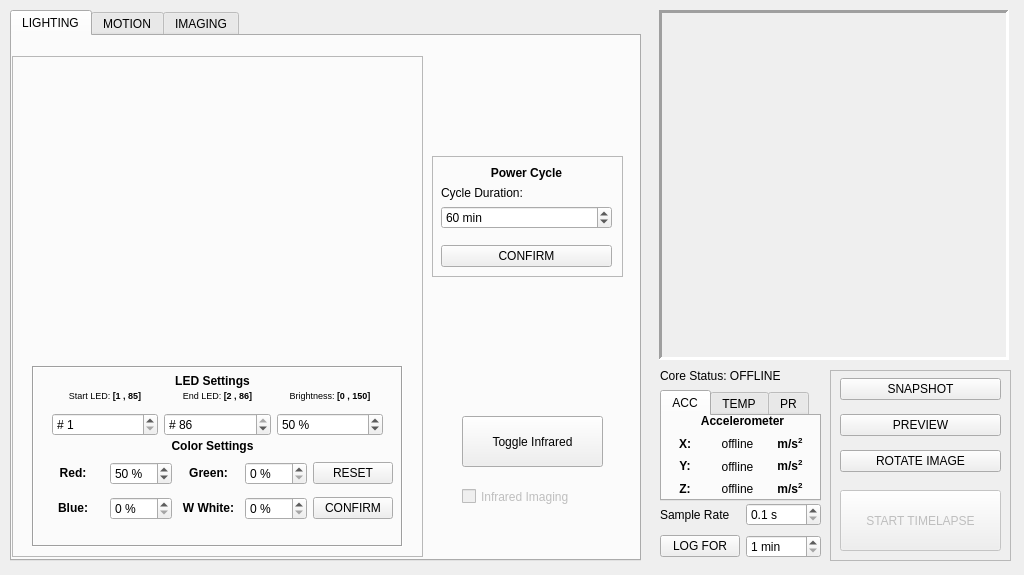
CoCl-Jerry/SciSpin_Max_Dev, file _ui/Clinostat.ui: the form before one commit.
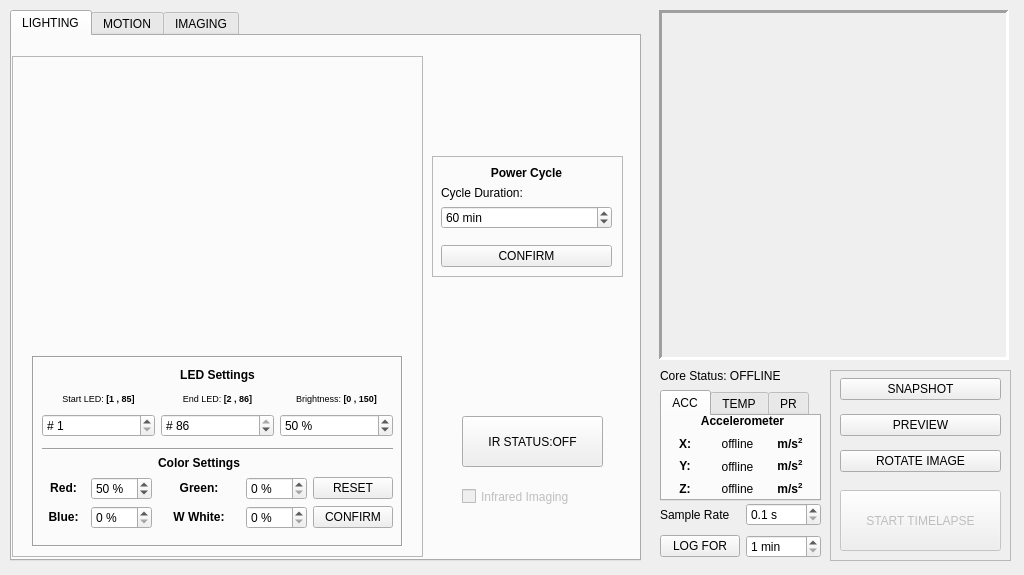
The form after the commit. Icons and pictures are not drawn.

The edit to the form file:
```diff
--- a/_ui/Clinostat.ui
+++ b/_ui/Clinostat.ui
@@ -89,10 +89,10 @@
       <widget class="QLabel" name="coreImage">
        <property name="geometry">
         <rect>
-         <x>65</x>
+         <x>70</x>
          <y>15</y>
-         <width>280</width>
-         <height>280</height>
+         <width>270</width>
+         <height>270</height>
         </rect>
        </property>
        <property name="frameShape">
@@ -115,9 +115,9 @@
        <property name="geometry">
         <rect>
          <x>20</x>
-         <y>310</y>
+         <y>300</y>
          <width>371</width>
-         <height>181</height>
+         <height>191</height>
         </rect>
        </property>
        <property name="frameShape">
@@ -126,143 +126,18 @@
        <property name="frameShadow">
         <enum>QFrame::Sunken</enum>
        </property>
-       <widget class="QLabel" name="Address_label">
-        <property name="geometry">
-         <rect>
-          <x>110</x>
-          <y>0</y>
-          <width>141</width>
-          <height>31</height>
-         </rect>
-        </property>
-        <property name="text">
-         <string>&lt;html&gt;&lt;head/&gt;&lt;body&gt;&lt;p align=&quot;center&quot;&gt;&lt;span style=&quot; font-weight:600;&quot;&gt;LED Settings&lt;/span&gt;&lt;/p&gt;&lt;/body&gt;&lt;/html&gt;</string>
-        </property>
-       </widget>
-       <widget class="QLabel" name="color_label">
-        <property name="geometry">
-         <rect>
-          <x>110</x>
-          <y>65</y>
-          <width>141</width>
-          <height>31</height>
-         </rect>
-        </property>
-        <property name="text">
-         <string>&lt;html&gt;&lt;head/&gt;&lt;body&gt;&lt;p align=&quot;center&quot;&gt;&lt;span style=&quot; font-weight:600;&quot;&gt;Color Settings&lt;/span&gt;&lt;/p&gt;&lt;/body&gt;&lt;/html&gt;</string>
-        </property>
-       </widget>
-       <widget class="QWidget" name="horizontalLayoutWidget_4">
-        <property name="geometry">
-         <rect>
-          <x>20</x>
-          <y>19</y>
-          <width>331</width>
-          <height>51</height>
-         </rect>
-        </property>
-        <layout class="QHBoxLayout" name="horizontalLayout_5">
-         <item>
-          <layout class="QVBoxLayout" name="verticalLayout_14">
-           <item>
-            <widget class="QLabel" name="Start_label">
-             <property name="text">
-              <string>&lt;html&gt;&lt;head/&gt;&lt;body&gt;&lt;p align=&quot;center&quot;&gt;&lt;span style=&quot; font-size:7pt;&quot;&gt;Start LED: &lt;/span&gt;&lt;span style=&quot; font-size:7pt; font-weight:600;&quot;&gt;[1 , 85]&lt;/span&gt;&lt;/p&gt;&lt;/body&gt;&lt;/html&gt;</string>
-             </property>
-            </widget>
-           </item>
-           <item>
-            <widget class="QSpinBox" name="Start_spinBox">
-             <property name="toolTip">
-              <string>The first LED that you wish to control [1,84]</string>
-             </property>
-             <property name="prefix">
-              <string># </string>
-             </property>
-             <property name="minimum">
-              <number>1</number>
-             </property>
-             <property name="maximum">
-              <number>85</number>
-             </property>
-            </widget>
-           </item>
-          </layout>
-         </item>
-         <item>
-          <layout class="QVBoxLayout" name="verticalLayout_15">
-           <item>
-            <widget class="QLabel" name="Start_label_3">
-             <property name="text">
-              <string>&lt;html&gt;&lt;head/&gt;&lt;body&gt;&lt;p align=&quot;center&quot;&gt;&lt;span style=&quot; font-size:7pt;&quot;&gt;End LED: &lt;/span&gt;&lt;span style=&quot; font-size:7pt; font-weight:600;&quot;&gt;[2 , 86]&lt;/span&gt;&lt;/p&gt;&lt;/body&gt;&lt;/html&gt;</string>
-             </property>
-            </widget>
-           </item>
-           <item>
-            <widget class="QSpinBox" name="End_spinBox">
-             <property name="toolTip">
-              <string>The Last LED that you wish to control [2,84]</string>
-             </property>
-             <property name="prefix">
-              <string># </string>
-             </property>
-             <property name="minimum">
-              <number>2</number>
-             </property>
-             <property name="maximum">
-              <number>86</number>
-             </property>
-             <property name="value">
-              <number>86</number>
-             </property>
-            </widget>
-           </item>
-          </layout>
-         </item>
-         <item>
-          <layout class="QVBoxLayout" name="verticalLayout_16">
-           <item>
-            <widget class="QLabel" name="BRT_lable">
-             <property name="text">
-              <string>&lt;html&gt;&lt;head/&gt;&lt;body&gt;&lt;p align=&quot;center&quot;&gt;&lt;span style=&quot; font-size:7pt;&quot;&gt;Brightness: &lt;/span&gt;&lt;span style=&quot; font-size:7pt; font-weight:600;&quot;&gt;[0 , 150]&lt;/span&gt;&lt;/p&gt;&lt;/body&gt;&lt;/html&gt;</string>
-             </property>
-            </widget>
-           </item>
-           <item>
-            <widget class="QSpinBox" name="BRT_spinBox">
-             <property name="toolTip">
-              <string>General Brightness of all visible light LEDs, internal temperature may rise if both the number of LEDs and the brightness are set high</string>
-             </property>
-             <property name="suffix">
-              <string> %</string>
-             </property>
-             <property name="minimum">
-              <number>1</number>
-             </property>
-             <property name="maximum">
-              <number>150</number>
-             </property>
-             <property name="value">
-              <number>50</number>
-             </property>
-            </widget>
-           </item>
-          </layout>
-         </item>
-        </layout>
-       </widget>
        <widget class="QWidget" name="gridLayoutWidget">
         <property name="geometry">
          <rect>
           <x>10</x>
-          <y>90</y>
+          <y>100</y>
           <width>351</width>
-          <height>71</height>
+          <height>73</height>
          </rect>
         </property>
         <layout class="QGridLayout" name="gridLayout">
-         <item row="1" column="1">
-          <widget class="QSpinBox" name="B_spinBox">
+         <item row="2" column="3">
+          <widget class="QSpinBox" name="W_spinBox">
            <property name="toolTip">
             <string>Blue Color Intensity</string>
            </property>
@@ -274,14 +149,41 @@
            </property>
           </widget>
          </item>
-         <item row="1" column="2">
+         <item row="2" column="2">
           <widget class="QLabel" name="W_label">
            <property name="text">
             <string>&lt;html&gt;&lt;head/&gt;&lt;body&gt;&lt;p align=&quot;center&quot;&gt;&lt;span style=&quot; font-weight:600;&quot;&gt;W White:&lt;/span&gt;&lt;/p&gt;&lt;/body&gt;&lt;/html&gt;</string>
            </property>
           </widget>
          </item>
-         <item row="0" column="1">
+         <item row="1" column="0">
+          <widget class="QLabel" name="R_label">
+           <property name="text">
+            <string>&lt;html&gt;&lt;head/&gt;&lt;body&gt;&lt;p align=&quot;center&quot;&gt;&lt;span style=&quot; font-weight:600;&quot;&gt;Red:&lt;/span&gt;&lt;/p&gt;&lt;/body&gt;&lt;/html&gt;</string>
+           </property>
+          </widget>
+         </item>
+         <item row="2" column="0">
+          <widget class="QLabel" name="B_label">
+           <property name="text">
+            <string>&lt;html&gt;&lt;head/&gt;&lt;body&gt;&lt;p align=&quot;center&quot;&gt;&lt;span style=&quot; font-weight:600;&quot;&gt;Blue:&lt;/span&gt;&lt;/p&gt;&lt;/body&gt;&lt;/html&gt;</string>
+           </property>
+          </widget>
+         </item>
+         <item row="2" column="1">
+          <widget class="QSpinBox" name="B_spinBox">
+           <property name="toolTip">
+            <string>Blue Color Intensity</string>
+           </property>
+           <property name="suffix">
+            <string> %</string>
+           </property>
+           <property name="maximum">
+            <number>100</number>
+           </property>
+          </widget>
+         </item>
+         <item row="1" column="1">
           <widget class="QSpinBox" name="R_spinBox">
            <property name="toolTip">
             <string>Red Color Intensity</string>
@@ -297,20 +199,14 @@
            </property>
           </widget>
          </item>
+         <item row="1" column="2">
+          <widget class="QLabel" name="G_label">
+           <property name="text">
+            <string>&lt;html&gt;&lt;head/&gt;&lt;body&gt;&lt;p align=&quot;center&quot;&gt;&lt;span style=&quot; font-weight:600;&quot;&gt;Green:&lt;/span&gt;&lt;/p&gt;&lt;/body&gt;&lt;/html&gt;</string>
+           </property>
+          </widget>
+         </item>
          <item row="1" column="3">
-          <widget class="QSpinBox" name="W_spinBox">
-           <property name="toolTip">
-            <string>Warm White Color Intensity, note that at high brightnesses  warm white LEDs consume a considerable more amount of power than the other color LEDs</string>
-           </property>
-           <property name="suffix">
-            <string> %</string>
-           </property>
-           <property name="maximum">
-            <number>100</number>
-           </property>
-          </widget>
-         </item>
-         <item row="0" column="3">
           <widget class="QSpinBox" name="G_spinBox">
            <property name="toolTip">
             <string>Green Color Intensity</string>
@@ -323,17 +219,7 @@
            </property>
           </widget>
          </item>
-         <item row="0" column="4">
-          <widget class="QPushButton" name="light_Reset_pushButton">
-           <property name="toolTip">
-            <string>Turn off all LEDs and restore settings to default.</string>
-           </property>
-           <property name="text">
-            <string>RESET</string>
-           </property>
-          </widget>
-         </item>
-         <item row="1" column="4">
+         <item row="2" column="4">
           <widget class="QPushButton" name="light_Confirm_pushButton">
            <property name="toolTip">
             <string>Confirm current light settings.</string>
@@ -343,24 +229,127 @@
            </property>
           </widget>
          </item>
+         <item row="1" column="4">
+          <widget class="QPushButton" name="light_Reset_pushButton">
+           <property name="toolTip">
+            <string>Turn off all LEDs and restore settings to default.</string>
+           </property>
+           <property name="text">
+            <string>RESET</string>
+           </property>
+          </widget>
+         </item>
          <item row="0" column="2">
-          <widget class="QLabel" name="G_label">
+          <widget class="QLabel" name="color_label">
            <property name="text">
-            <string>&lt;html&gt;&lt;head/&gt;&lt;body&gt;&lt;p align=&quot;center&quot;&gt;&lt;span style=&quot; font-weight:600;&quot;&gt;Green:&lt;/span&gt;&lt;/p&gt;&lt;/body&gt;&lt;/html&gt;</string>
+            <string>&lt;html&gt;&lt;head/&gt;&lt;body&gt;&lt;p align=&quot;center&quot;&gt;&lt;span style=&quot; font-weight:600;&quot;&gt;Color Settings&lt;/span&gt;&lt;/p&gt;&lt;/body&gt;&lt;/html&gt;</string>
            </property>
           </widget>
          </item>
-         <item row="0" column="0">
-          <widget class="QLabel" name="R_label">
+        </layout>
+       </widget>
+       <widget class="Line" name="line_13">
+        <property name="geometry">
+         <rect>
+          <x>10</x>
+          <y>85</y>
+          <width>351</width>
+          <height>16</height>
+         </rect>
+        </property>
+        <property name="orientation">
+         <enum>Qt::Horizontal</enum>
+        </property>
+       </widget>
+       <widget class="QWidget" name="gridLayoutWidget_3">
+        <property name="geometry">
+         <rect>
+          <x>10</x>
+          <y>10</y>
+          <width>351</width>
+          <height>71</height>
+         </rect>
+        </property>
+        <layout class="QGridLayout" name="gridLayout_3">
+         <item row="2" column="1">
+          <widget class="QLabel" name="Start_label_3">
            <property name="text">
-            <string>&lt;html&gt;&lt;head/&gt;&lt;body&gt;&lt;p align=&quot;center&quot;&gt;&lt;span style=&quot; font-weight:600;&quot;&gt;Red:&lt;/span&gt;&lt;/p&gt;&lt;/body&gt;&lt;/html&gt;</string>
+            <string>&lt;html&gt;&lt;head/&gt;&lt;body&gt;&lt;p align=&quot;center&quot;&gt;&lt;span style=&quot; font-size:7pt;&quot;&gt;End LED: &lt;/span&gt;&lt;span style=&quot; font-size:7pt; font-weight:600;&quot;&gt;[2 , 86]&lt;/span&gt;&lt;/p&gt;&lt;/body&gt;&lt;/html&gt;</string>
            </property>
           </widget>
          </item>
-         <item row="1" column="0">
-          <widget class="QLabel" name="B_label">
+         <item row="2" column="0">
+          <widget class="QLabel" name="Start_label">
            <property name="text">
-            <string>&lt;html&gt;&lt;head/&gt;&lt;body&gt;&lt;p align=&quot;center&quot;&gt;&lt;span style=&quot; font-weight:600;&quot;&gt;Blue:&lt;/span&gt;&lt;/p&gt;&lt;/body&gt;&lt;/html&gt;</string>
+            <string>&lt;html&gt;&lt;head/&gt;&lt;body&gt;&lt;p align=&quot;center&quot;&gt;&lt;span style=&quot; font-size:7pt;&quot;&gt;Start LED: &lt;/span&gt;&lt;span style=&quot; font-size:7pt; font-weight:600;&quot;&gt;[1 , 85]&lt;/span&gt;&lt;/p&gt;&lt;/body&gt;&lt;/html&gt;</string>
+           </property>
+          </widget>
+         </item>
+         <item row="2" column="2">
+          <widget class="QLabel" name="BRT_lable">
+           <property name="text">
+            <string>&lt;html&gt;&lt;head/&gt;&lt;body&gt;&lt;p align=&quot;center&quot;&gt;&lt;span style=&quot; font-size:7pt;&quot;&gt;Brightness: &lt;/span&gt;&lt;span style=&quot; font-size:7pt; font-weight:600;&quot;&gt;[0 , 150]&lt;/span&gt;&lt;/p&gt;&lt;/body&gt;&lt;/html&gt;</string>
+           </property>
+          </widget>
+         </item>
+         <item row="1" column="1">
+          <widget class="QLabel" name="Address_label">
+           <property name="text">
+            <string>&lt;html&gt;&lt;head/&gt;&lt;body&gt;&lt;p align=&quot;center&quot;&gt;&lt;span style=&quot; font-weight:600;&quot;&gt;LED Settings&lt;/span&gt;&lt;/p&gt;&lt;/body&gt;&lt;/html&gt;</string>
+           </property>
+          </widget>
+         </item>
+         <item row="3" column="0">
+          <widget class="QSpinBox" name="Start_spinBox">
+           <property name="toolTip">
+            <string>The first LED that you wish to control [1,84]</string>
+           </property>
+           <property name="prefix">
+            <string># </string>
+           </property>
+           <property name="minimum">
+            <number>1</number>
+           </property>
+           <property name="maximum">
+            <number>85</number>
+           </property>
+          </widget>
+         </item>
+         <item row="3" column="1">
+          <widget class="QSpinBox" name="End_spinBox">
+           <property name="toolTip">
+            <string>The Last LED that you wish to control [2,84]</string>
+           </property>
+           <property name="prefix">
+            <string># </string>
+           </property>
+           <property name="minimum">
+            <number>2</number>
+           </property>
+           <property name="maximum">
+            <number>86</number>
+           </property>
+           <property name="value">
+            <number>86</number>
+           </property>
+          </widget>
+         </item>
+         <item row="3" column="2">
+          <widget class="QSpinBox" name="BRT_spinBox">
+           <property name="toolTip">
+            <string>General Brightness of all visible light LEDs, internal temperature may rise if both the number of LEDs and the brightness are set high</string>
+           </property>
+           <property name="suffix">
+            <string> %</string>
+           </property>
+           <property name="minimum">
+            <number>1</number>
+           </property>
+           <property name="maximum">
+            <number>150</number>
+           </property>
+           <property name="value">
+            <number>50</number>
            </property>
           </widget>
          </item>
@@ -462,7 +451,7 @@
        <string>Control Infrared LEDs</string>
       </property>
       <property name="text">
-       <string>Toggle Infrared</string>
+       <string>IR STATUS:OFF</string>
       </property>
      </widget>
      <widget class="QCheckBox" name="infraredImaging_checkBox">
```
Left out of the diff: 2 changed lines with no effect on the pictures.
